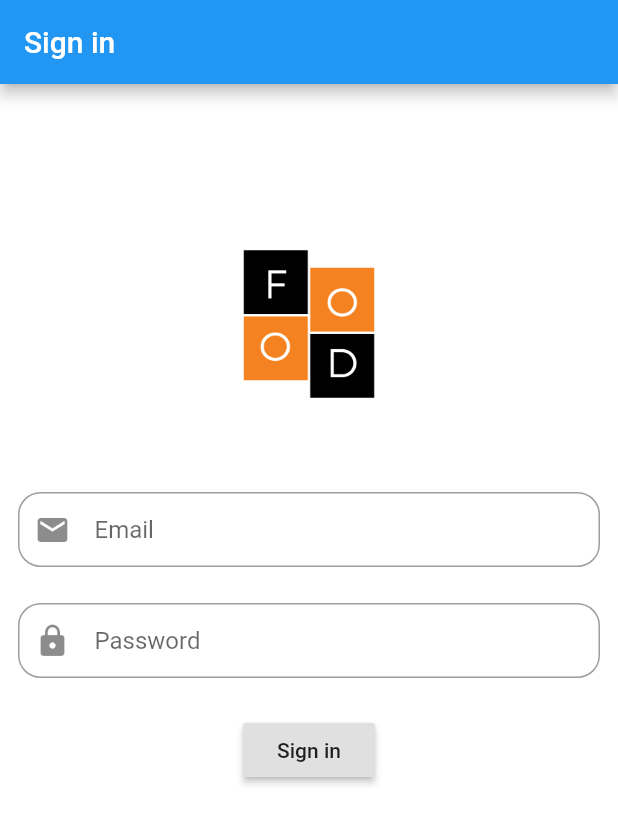
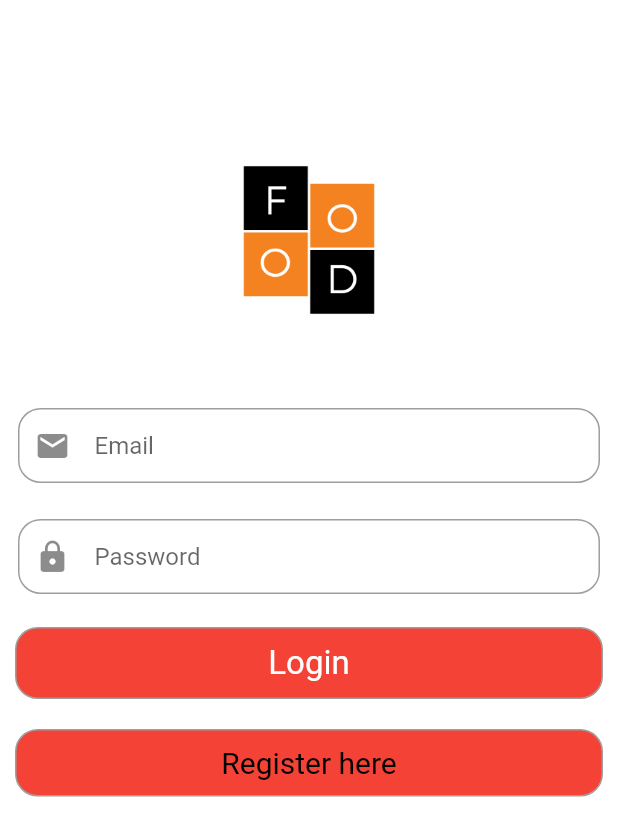
Before and after one commit to mobilprogramming-finalproject/final_project, a Flutter app: the screen it shows after launch, on a phone screen of 412 x 824 dp. Shown: the top 836 px of the screen. Run offline on Flutter 3.47's test engine with Material 2 defaults, Android fonts, the phone set to English and light mode, and no system bars; our stand-ins replace cloud_firestore, firebase_auth, flutter_spinkit, transparent_image; accounts and stored records are empty.

Commit message:
Versiyonlar güncellendi.

```diff
--- a/lib/Setup/LoginPage.dart
+++ /dev/null
@@ -1,122 +0,0 @@
-import 'package:flutter/material.dart';
-import 'package:firebase_auth/firebase_auth.dart';
-import 'package:final_project/Pages/Home.dart';
-
-class LoginPage extends StatefulWidget {
-  @override
-  _LoginPageState createState() => _LoginPageState();
-}
-
-class _LoginPageState extends State<LoginPage> {
-  String _email, _password;
-  final GlobalKey<FormState> _formKey = GlobalKey<FormState>();
-  @override
-  Widget build(BuildContext context) {
-    return Scaffold(
-      backgroundColor: Colors.white,
-      appBar: AppBar(
-        title: Text('Sign in'),
-      ),
-      body: Form(
-
-        // todo implement key
-          key: _formKey,
-          child: Column(
-            children: <Widget>[
-              SizedBox(
-                height: 100,
-              ),
-              Row(
-                mainAxisAlignment: MainAxisAlignment.center,
-                children: <Widget>[
-                  Image.asset("images/logo.png", width: 120, height: 120,),
-                ],
-              ),
-              SizedBox(
-                height: 40,
-              ),
-              Padding(
-                padding: const EdgeInsets.all(12),
-              child:Container(
-                decoration: BoxDecoration(
-                  border: Border.all(color: Colors.grey),
-                  borderRadius: BorderRadius.circular(15)
-                ),
-                child:Padding(padding: EdgeInsets.only(left: 10),
-
-              // todo implement fields
-                child:TextFormField(
-                // ignore: missing_return
-                validator: (input) {
-                  if (input.isEmpty) {
-                    return 'Lütfen email girişi yapınız';
-                    // ignore: missing_return
-                  }
-                },
-                onSaved: (input) => _email = input,
-                decoration: InputDecoration(
-                  border: InputBorder.none,
-                  hintText: "Email",
-                  icon: Icon(Icons.email)
-                  ),
-                 ),
-                 ),
-                ),
-               ),
-              Padding(
-                padding: const EdgeInsets.all(12),
-                child:Container(
-                decoration: BoxDecoration(
-                    border: Border.all(color: Colors.grey),
-                    borderRadius: BorderRadius.circular(15)
-                ),
-                  child:Padding(padding: EdgeInsets.only(left: 10),
-                   child:TextFormField(
-                // ignore: missing_return
-                     validator: (input) {
-                     if (input.length < 6) {
-                    return 'Lütfen 6 karakterden büyük şifre girişi yapınız';
-                    // ignore: missing_return
-                    }
-                    },
-                    onSaved: (input) => _password = input,
-                    decoration: InputDecoration(
-                    border: InputBorder.none,
-                    hintText: "Password",
-                    icon: Icon(Icons.lock)
-                ),
-                obscureText: true,
-              ),
-                  )
-                  ,),
-              ),
-              Padding(
-                padding: const EdgeInsets.all(12),
-              child: RaisedButton(
-                onPressed: () => signIn(), // () => signIn()
-                child: Text('Sign in'),
-              ),)
-            ],
-          )),
-    );
-  }
-
-  // metodu asenkron çalışacak şekilde ayarladık  async-await paterni
-  Future<void> signIn() async {
-    final formState = _formKey.currentState;
-    if (formState.validate()) {
-      // todo login to firebase
-      formState.save();
-      try {
-        // Firebase ile iletişim noktası
-
-        UserCredential user = await FirebaseAuth.instance
-            .signInWithEmailAndPassword(email: _email, password: _password);
-        Navigator.push(
-            context, MaterialPageRoute(builder: (context) => Home(user: user)));
-      } catch (e) {
-        print(e.toString());
-      }
-    }
-  }
-}
--- a/lib/main.dart
+++ b/lib/main.dart
@@ -1,38 +1,49 @@
-import 'package:firebase_core/firebase_core.dart';
+import 'package:final_project/scr/providers/app.dart';
+import 'package:final_project/scr/providers/category.dart';
+import 'package:final_project/scr/providers/restaurant.dart';
+import 'package:final_project/scr/providers/product.dart';
+import 'package:final_project/scr/providers/user.dart';
+import 'package:final_project/scr/screens/home.dart';
+import 'package:final_project/scr/screens/login.dart';
+import 'package:final_project/scr/screens/splash.dart';
 import 'package:flutter/material.dart';
+import 'package:final_project/scr/widgets/loading.dart';
+import 'package:firebase_auth/firebase_auth.dart';
+import 'package:provider/provider.dart';
 
-import 'Setup/LoginPage.dart';
-
-void main() async {
+void main() {
   WidgetsFlutterBinding.ensureInitialized();
-  await Firebase.initializeApp();
-  runApp(MyApp());
+  runApp(MultiProvider(
+      providers: [
+        ChangeNotifierProvider.value(value: AppProvider()),
+        ChangeNotifierProvider.value(value: UserProvider.initialize()),
+        ChangeNotifierProvider.value(value: CategoryProvider.initialize()),
+        ChangeNotifierProvider.value(value: RestaurantProvider.initialize()),
+        ChangeNotifierProvider.value(value: ProductProvider.initialize()),
+      ],
+      child: MaterialApp(
+          debugShowCheckedModeBanner: false,
+          title: 'Food App',
+          theme: ThemeData(
+            primarySwatch: Colors.red,
+          ),
+          home: ScreensController())));
 }
 
-class MyApp extends StatelessWidget {
-  // This widget is the root of your application.
+class ScreensController extends StatelessWidget {
   @override
   Widget build(BuildContext context) {
-    return MaterialApp(
-      title: 'Firebase Demo',
-      theme: ThemeData(
-        // This is the theme of your application.
-        //
-        //nolur
-        // Try running your application with "flutter run". You'll see the
-        // application has a blue toolbar. Then, without quitting the app, try
-        // changing the primarySwatch below to Colors.green and then invoke
-        // "hot reload" (press "r" in the console where you ran "flutter run",
-        // or simply save your changes to "hot reload" in a Flutter IDE).
-        // Notice that the counter didn't reset back to zero; the application
-        // is not restarted.
-        primarySwatch: Colors.blue,
-        // This makes the visual density adapt to the platform that you run
-        // the app on. For desktop platforms, the controls will be smaller and
-        // closer together (more dense) than on mobile platforms.
-        visualDensity: VisualDensity.adaptivePlatformDensity,
-      ),
-      home: LoginPage(),
-    );
+    final auth = Provider.of<UserProvider>(context);
+    switch (auth.status) {
+      case Status.Uninitialized:
+        return Splash();
+      case Status.Unauthenticated:
+      case Status.Authenticating:
+        return LoginScreen();
+      case Status.Authenticated:
+        return Home();
+      default:
+        return LoginScreen();
+    }
   }
 }
```
Also changed, not shown: lib/Pages/Home.dart (deleted, +0 -21 lines), pubspec.yaml (+11 -2 lines), lib/Providers/user.dart (deleted), pubspec.lock, 3 other files.
